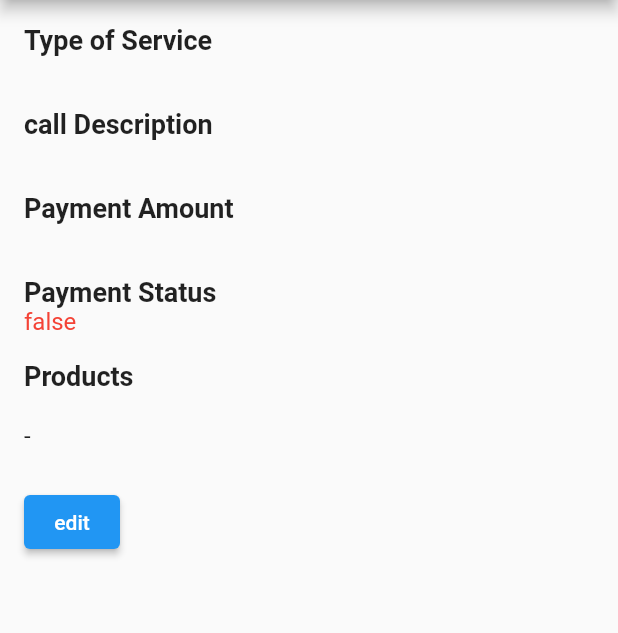
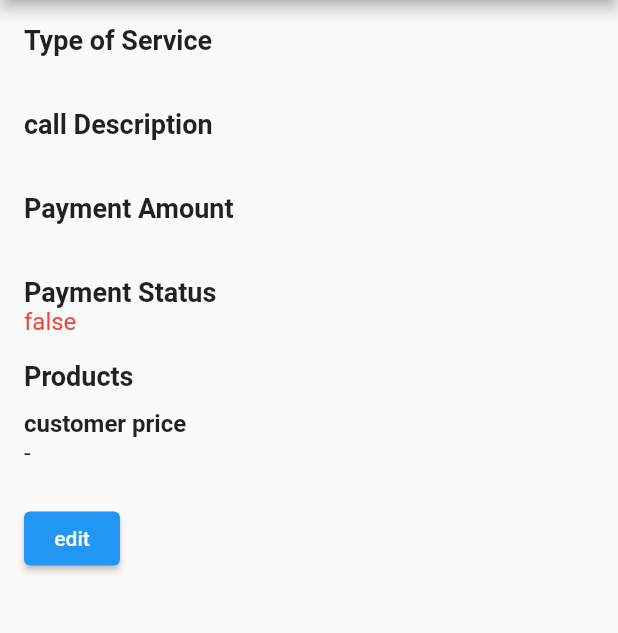
Before and after one commit to yosih48/clients-flutter, a Flutter app: the ClientServiceScreen screen opened directly with empty values, on a phone screen of 412 x 824 dp, the part 84-717 px from its top. Run offline on Flutter 3.47's test engine with Material 2 defaults, Android fonts, the phone set to English and light mode, and no system bars; our stand-ins replace cloud_firestore, firebase_auth, firebase_core, flutter_slidable, fluttertoast, pin_code_fields and 4 more; accounts and stored records are empty; generated files the repository leaves out were written again; network calls fail.

Commit message:
parts prices

```diff
--- a/lib/l10n/app_en.arb
+++ b/lib/l10n/app_en.arb
@@ -29,7 +29,8 @@
              "typeofService":  "Type of Service",
              "paymentStatus": "Payment Status",
                "product": "product name",
-               "productPrice": "price",
+               "costPrice": "cost price",
+               "finalPrice": "customer price",
                   "callDetails": "call details",
                   "date": "date",
                    "paid": "paid",
--- a/lib/l10n/app_he.arb
+++ b/lib/l10n/app_he.arb
@@ -26,7 +26,8 @@
          "typeofService": "סיווג קריאה",
           "paymentStatus" : "סטטוס תשלום",
           "product": "שם מוצר",
-           "productPrice": "מחיר",
+           "costPrice": " מחיר עלות",
+           "finalPrice": "מחיר ללקוח",
            "callDetails": "פרטי קריאה",
             "date": "תאריך",
             "paid": "שולם",
--- a/lib/screens/callsInfo.dart
+++ b/lib/screens/callsInfo.dart
@@ -78,7 +78,7 @@ class ClientServiceScreen extends StatelessWidget {
               children: [
                 if (products.isNotEmpty)
                   Expanded(
-                    flex: 3,
+                    flex: 4,
                     child: Text(
                       AppLocalizations.of(context)!.product,
                       style:
@@ -92,9 +92,16 @@ class ClientServiceScreen extends StatelessWidget {
                   Expanded(
                     flex: 5,
                     child: Text(
-                      AppLocalizations.of(context)!.productPrice,
+                      AppLocalizations.of(context)!.costPrice,
                       style:
                           TextStyle(fontSize: 16, fontWeight: FontWeight.bold),
+                    ),
+                  ),
+                Expanded(
+                  flex: 4,
+                  child: Text(
+                    AppLocalizations.of(context)!.finalPrice,
+                    style: TextStyle(fontSize: 16, fontWeight: FontWeight.bold),
                   ),
                 ),
               ],
@@ -105,16 +112,17 @@ class ClientServiceScreen extends StatelessWidget {
                 '-',
                 style: TextStyle(fontSize: 16),
               ),
-            if (products.isNotEmpty)
+            if (products.isNotEmpty) SizedBox(height: 8.0),
             Column(
               children: products.map((product) {
                 final productName = product['name'];
                 final productPrice = product['price'];
+                final costPrice = product['discountedPrice'];
 
                 return Row(
                   children: [
                     Expanded(
-                        flex: 3,
+                      flex: 4,
                       child: Text(
                         productName,
                         style: TextStyle(fontSize: 16),
@@ -124,6 +132,13 @@ class ClientServiceScreen extends StatelessWidget {
                       flex: 5,
                       child: Text(
                         '$productPrice ₪',
+                        style: TextStyle(fontSize: 16),
+                      ),
+                    ),
+                    Expanded(
+                      flex: 4,
+                      child: Text(
+                        '$costPrice  ₪',
                         style: TextStyle(fontSize: 16),
                       ),
                     ),
@@ -148,7 +163,7 @@ class ClientServiceScreen extends StatelessWidget {
                   'fromScreen1': true
                 });
               },
-              child: Text(    AppLocalizations.of(context)!.edit),
+              child: Text(AppLocalizations.of(context)!.edit),
             ),
           ],
         ),
```
Also changed, not shown: lib/screens/actions.dart (+6 -5 lines). Lines whose indentation alone changed are shown as unchanged.
